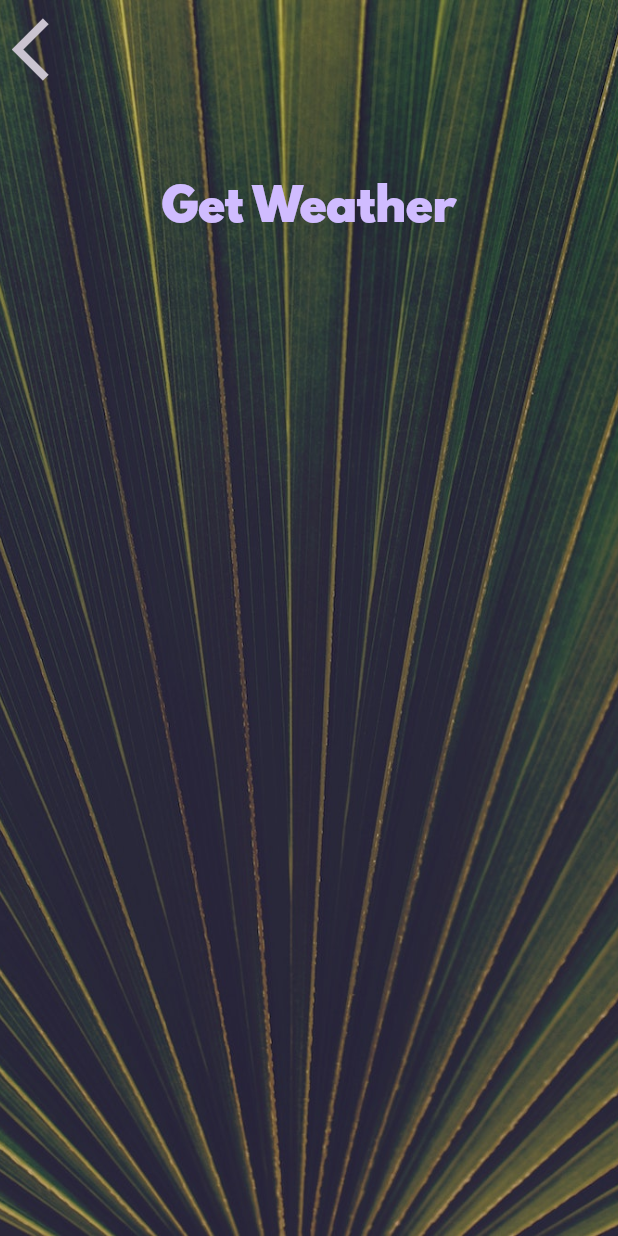
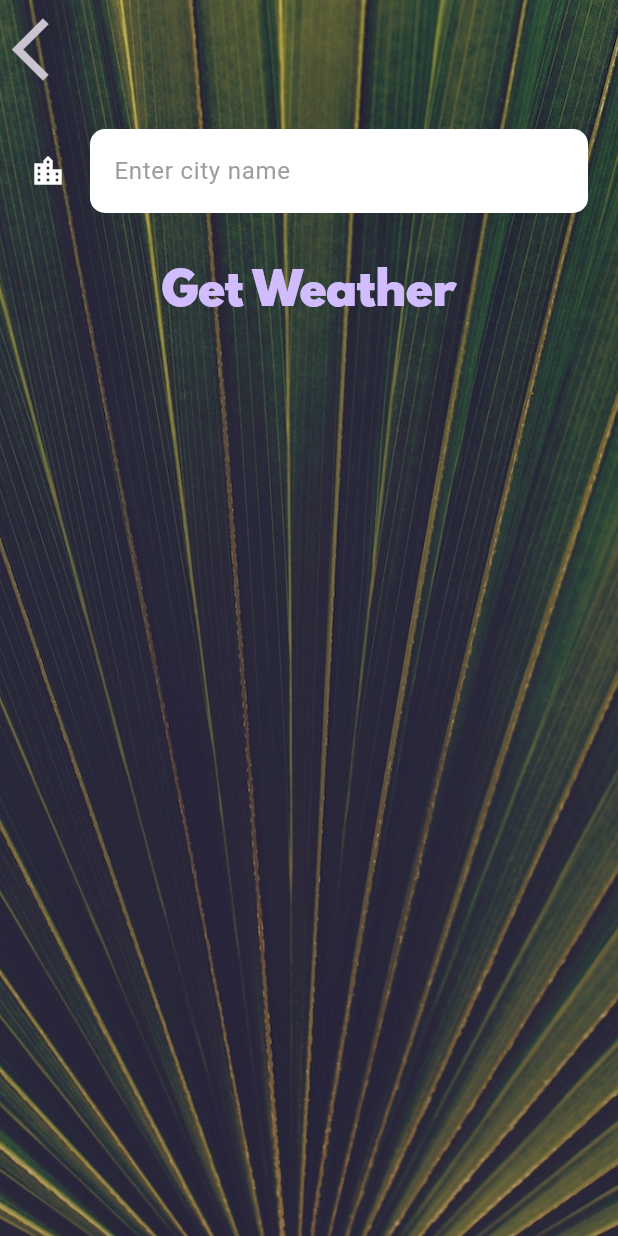
Before and after one commit to alexanderhertsyk/flutter_clima, a Flutter app: the CityScreen screen opened directly, on a phone screen of 412 x 824 dp. Run offline on Flutter 3.47's test engine with Material 3 defaults, Android fonts, the phone set to English and light mode, and no system bars; our stand-ins replace flutter_spinkit, geolocator.

Commit message:
Added City page w/ UI, navigation & logic. Refactored Weather service to have separation between getting weather by coordinates & by city name.

```diff
--- a/lib/screens/city_screen.dart
+++ b/lib/screens/city_screen.dart
@@ -9,6 +9,12 @@ class CityScreen extends StatefulWidget {
 }
 
 class _CityScreenState extends State<CityScreen> {
+  String? _city;
+
+  void _backToLocationPage(BuildContext context, bool useCity) {
+    Navigator.pop(context, useCity ? _city : null);
+  }
+
   @override
   Widget build(BuildContext context) {
     return Scaffold(
@@ -26,7 +32,7 @@ class _CityScreenState extends State<CityScreen> {
               Align(
                 alignment: Alignment.topLeft,
                 child: IconButton(
-                  onPressed: () {},
+                  onPressed: () => _backToLocationPage(context, false),
                   icon: const Icon(
                     Icons.arrow_back_ios,
                     size: 50.0,
@@ -35,10 +41,14 @@ class _CityScreenState extends State<CityScreen> {
               ),
               Container(
                 padding: const EdgeInsets.all(20.0),
-                child: null,
+                child: TextField(
+                  style: const TextStyle(color: Colors.black),
+                  decoration: kTextFieldCityDecoration,
+                  onChanged: (value) => _city = value,
+                ),
               ),
               TextButton(
-                onPressed: () {},
+                onPressed: () => _backToLocationPage(context, true),
                 child: const Text(
                   'Get Weather',
                   style: kButtonTextStyle,
--- a/lib/screens/loading_screen.dart
+++ b/lib/screens/loading_screen.dart
@@ -1,5 +1,5 @@
 import 'package:clima/screens/location_screen.dart';
-import 'package:clima/services/weather.dart';
+import 'package:clima/services/weather_service.dart';
 import 'package:clima/utilities/service_dispatcher.dart';
 import 'package:flutter/material.dart';
 import 'package:flutter_spinkit/flutter_spinkit.dart';
@@ -23,8 +23,7 @@ class _LoadingScreenState extends State<LoadingScreen> {
   }
 
   Future updateWeather() async {
-    var weather = await _weatherService.refreshCurrentWeather();
-
+    var weather = await _weatherService.getCurrentWeather();
     Navigator.push(context,
         MaterialPageRoute(builder: (context) => LocationScreen(weather)));
   }
--- a/lib/screens/location_screen.dart
+++ b/lib/screens/location_screen.dart
@@ -1,5 +1,6 @@
 import 'package:clima/models/weather.dart';
-import 'package:clima/services/weather.dart';
+import 'package:clima/screens/city_screen.dart';
+import 'package:clima/services/weather_service.dart';
 import 'package:clima/utilities/service_dispatcher.dart';
 import 'package:clima/utilities/weather_helper.dart';
 import 'package:flutter/material.dart';
@@ -30,7 +31,7 @@ class _LocationScreenState extends State<LocationScreen> {
   }
 
   Future _refreshCurrentWeather() async {
-    var weather = await _weatherService.refreshCurrentWeather();
+    var weather = await _weatherService.getCurrentWeather();
     _setWeather(weather);
   }
 
@@ -46,6 +47,16 @@ class _LocationScreenState extends State<LocationScreen> {
           _suggestion = kWeatherErrorSuggestion;
         }
       });
+
+  Future _openCityPage(BuildContext context) async {
+    var city = await Navigator.push(
+        context, MaterialPageRoute(builder: (context) => const CityScreen()));
+
+    if (city != null) {
+      var weather = await _weatherService.getCityWeather(city);
+      _setWeather(weather);
+    }
+  }
 
   @override
   Widget build(BuildContext context) {
@@ -76,7 +87,7 @@ class _LocationScreenState extends State<LocationScreen> {
                     ),
                   ),
                   IconButton(
-                    onPressed: () {},
+                    onPressed: () => _openCityPage(context),
                     icon: const Icon(
                       Icons.location_city,
                       size: 50.0,
--- a/lib/utilities/constants.dart
+++ b/lib/utilities/constants.dart
@@ -18,3 +18,20 @@ const kButtonTextStyle = TextStyle(
 const kConditionTextStyle = TextStyle(
   fontSize: 100.0,
 );
+
+const kTextFieldCityDecoration = InputDecoration(
+  filled: true,
+  fillColor: Colors.white,
+  icon: Icon(
+    Icons.location_city,
+    color: Colors.white,
+  ),
+  hintText: 'Enter city name',
+  hintStyle: TextStyle(
+    color: Colors.grey,
+  ),
+  border: OutlineInputBorder(
+    borderRadius: BorderRadius.all(Radius.circular(10)),
+    borderSide: BorderSide.none,
+  ),
+);
--- a/lib/utilities/service_dispatcher.dart
+++ b/lib/utilities/service_dispatcher.dart
@@ -1,6 +1,6 @@
-import 'package:clima/services/location.dart';
-import 'package:clima/services/networking.dart';
-import 'package:clima/services/weather.dart';
+import 'package:clima/services/location_service.dart';
+import 'package:clima/services/network_service.dart';
+import 'package:clima/services/weather_service.dart';
 
 abstract class IService {}
 
```
Also changed, not shown: lib/services/network_service.dart (renamed from lib/services/networking.dart, +2 -7 lines), lib/services/weather.dart (deleted, +0 -60 lines), lib/services/weather_service.dart (added, +77 -0 lines), lib/services/location_service.dart (renamed from lib/services/location.dart).
